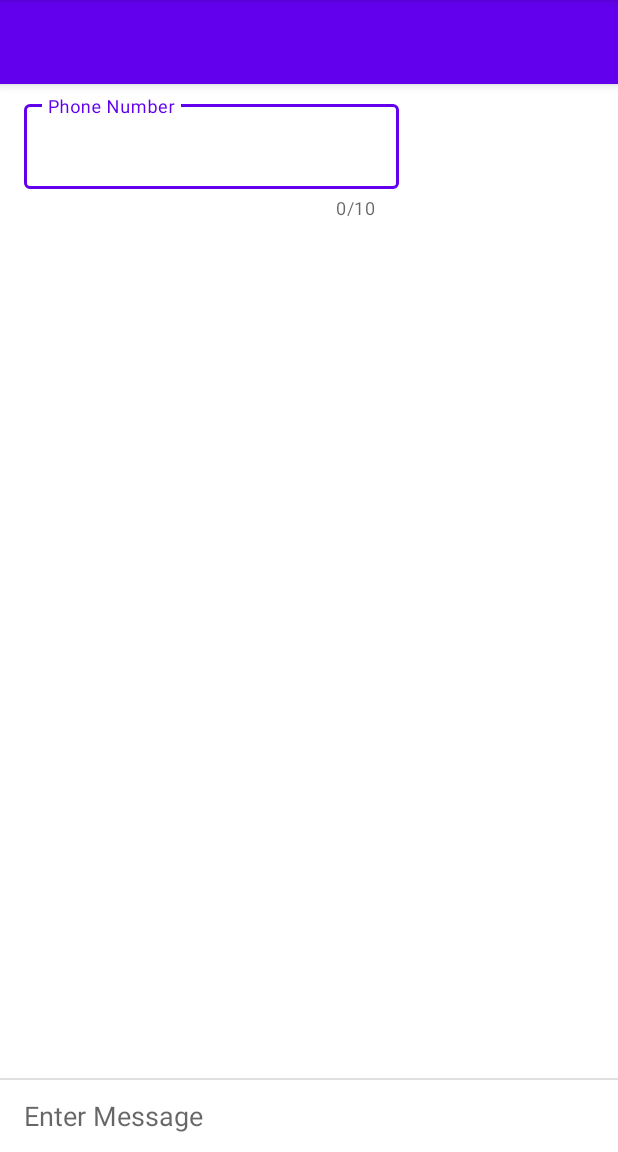
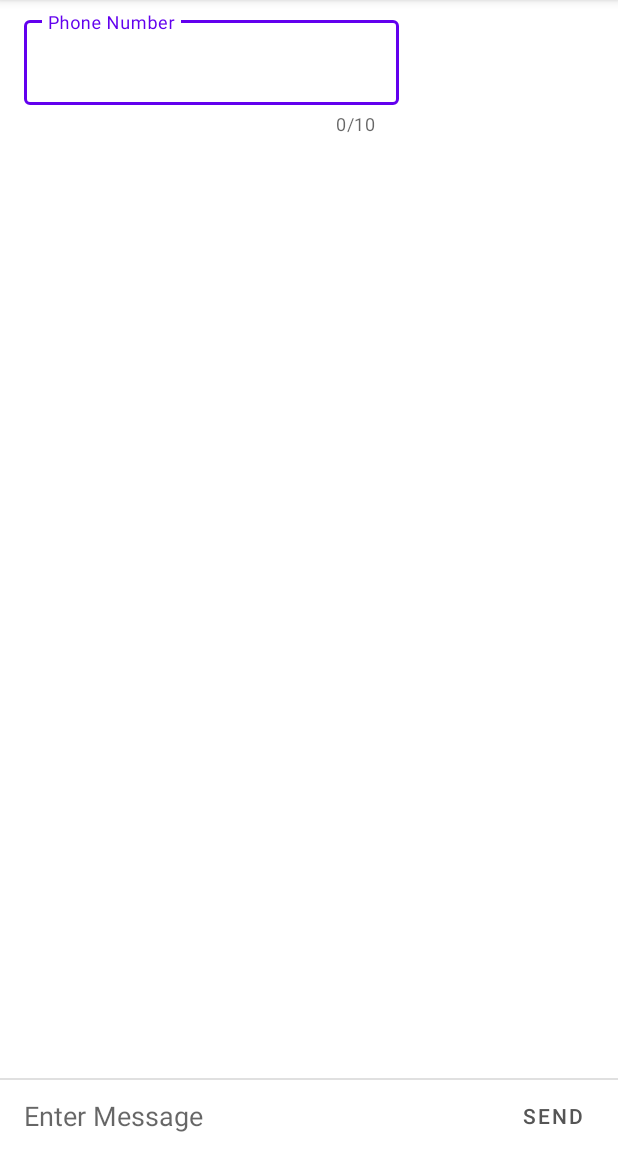
Before and after one commit to preetsha/cpen442-project, an Android app: the ComposeSmsActivity screen opened directly, with no data from a screen before it, on a phone screen of 412 x 824 dp, the part 84-1236 px from its top. Run offline under Robolectric (Android 15) with nearby library versions, the phone set to English and light mode, and no system bars.

Commit message:
remove duplicate app bar

```diff
--- a/Frontend/app/src/main/res/layout/activity_compose_sms.xml
+++ b/Frontend/app/src/main/res/layout/activity_compose_sms.xml
@@ -4,22 +4,6 @@
     xmlns:tools="http://schemas.android.com/tools"
     android:layout_width="match_parent"
     android:layout_height="match_parent">
-
-    <com.google.android.material.appbar.AppBarLayout
-        android:layout_width="match_parent"
-        android:layout_height="wrap_content"
-        android:theme="@style/Theme.MyApplication.AppBarOverlay"
-        android:id="@+id/toolbarlayout"
-        app:layout_constraintTop_toTopOf="parent">
-
-        <androidx.appcompat.widget.Toolbar
-            android:id="@+id/toolbar2"
-            android:layout_width="match_parent"
-            android:layout_height="?attr/actionBarSize"
-            android:background="@color/purple_500"
-            app:popupTheme="@style/Theme.MyApplication.PopupOverlay" />
-
-    </com.google.android.material.appbar.AppBarLayout>
 
     <com.google.android.material.textfield.TextInputLayout
         android:id="@+id/edit_recipient"
@@ -35,7 +19,7 @@
         app:layout_constraintHorizontal_bias="0.0"
         app:counterEnabled="true"
         app:counterMaxLength="10"
-        app:layout_constraintTop_toBottomOf="@id/toolbarlayout"
+        app:layout_constraintTop_toTopOf="parent"
         app:layout_constraintEnd_toEndOf="parent"
         app:layout_constraintStart_toStartOf="parent">
 
@@ -90,7 +74,7 @@
             android:layout_marginLeft="5dp"
             android:background="?attr/selectableItemBackground"
             android:text="Send"
-            android:textColor="#ffffff" />
+            android:textColor="@color/gray_dark" />
 
     </RelativeLayout>
 
```
